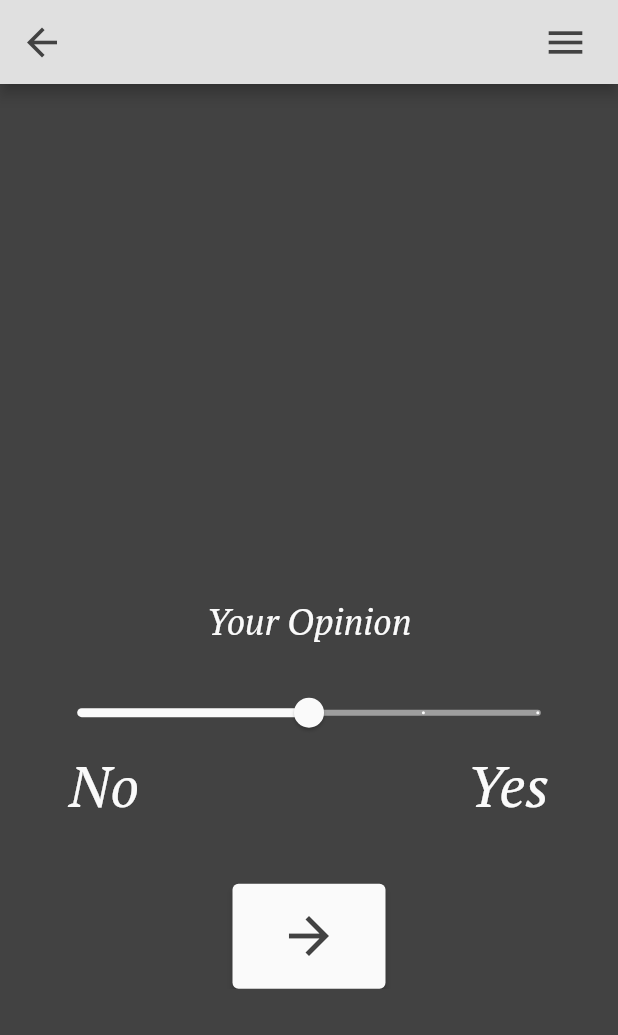
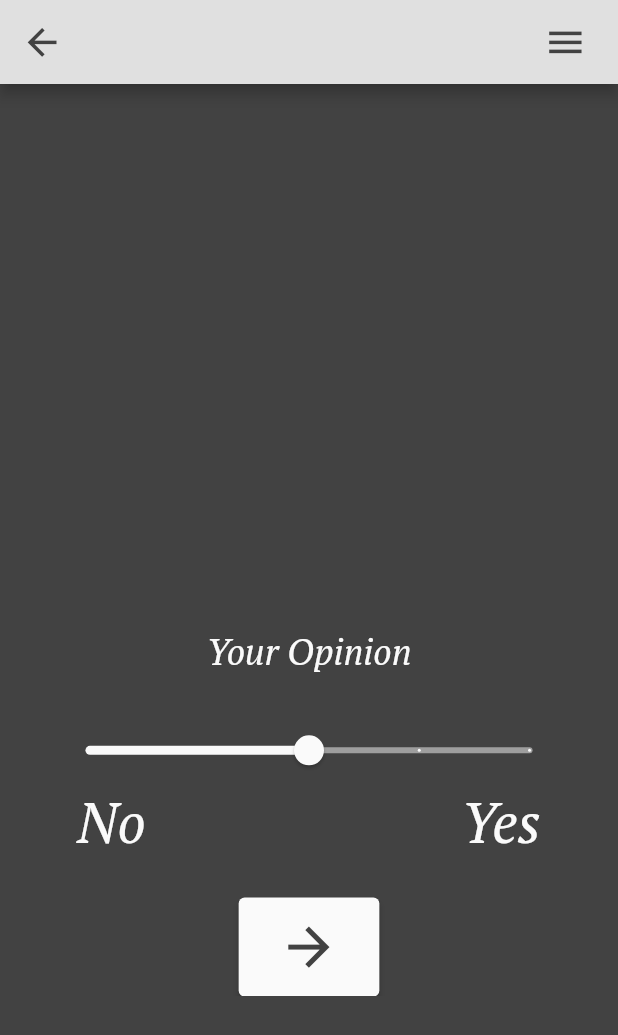
Before and after one commit to Naroooma/the_graey_area, a Flutter app: the QuestionScreen screen opened directly with empty values, on a phone screen of 412 x 824 dp. Shown: the top 1035 px of the screen. Run offline on Flutter 3.47's test engine with Material 2 defaults, Android fonts, the phone set to English and light mode, and no system bars; drawn by our look-alikes of auto_size_text; our stand-ins replace cloud_firestore, firebase_auth, hexcolor; accounts and stored records are empty.

Commit message:
responsive sizing

```diff
--- a/lib/screens/question_screen.dart
+++ b/lib/screens/question_screen.dart
@@ -54,14 +54,15 @@ class _QuestionScreenState extends State<QuestionScreen> {
     }
   }
 
-  Widget answerTile(_screenSize, questionId) {
+  Widget answerTile(_screenSize, questionId, context) {
     return Container(
       key: ValueKey<String>(text),
       child: Column(
         children: [
           ReqAutoText(text, _screenSize, _screenSize.height / 25),
           SizedBox(
-            height: 20,
+            height: (_screenSize.height - MediaQuery.of(context).padding.top) *
+                0.03,
           ),
           Slider(
             min: 0,
@@ -78,26 +79,37 @@ class _QuestionScreenState extends State<QuestionScreen> {
             inactiveColor: Theme.of(context).accentColor.withOpacity(0.5),
           ),
           Container(
-            width: 320,
+            width: _screenSize.width * 0.75,
             child: Row(
               mainAxisAlignment: MainAxisAlignment.spaceBetween,
               children: [
-                ReqAutoText("No", _screenSize, 50),
-                ReqAutoText("Yes", _screenSize, 50)
+                ReqAutoText(
+                    "No",
+                    _screenSize,
+                    (_screenSize.height - MediaQuery.of(context).padding.top) *
+                        0.06),
+                ReqAutoText(
+                    "Yes",
+                    _screenSize,
+                    (_screenSize.height - MediaQuery.of(context).padding.top) *
+                        0.06),
               ],
             ),
           ),
           SizedBox(
-            height: 40,
-          ),
+              height:
+                  (_screenSize.height - MediaQuery.of(context).padding.top) *
+                      0.03),
           ElevatedButton(
             child: Container(
-              height: 70,
-              width: 70,
+              height:
+                  (_screenSize.height - MediaQuery.of(context).padding.top) *
+                      0.08,
+              width: _screenSize.width * 0.15,
               child: Icon(
                 Icons.arrow_forward,
                 color: Theme.of(context).primaryColor,
-                size: 40,
+                size: _screenSize.width * 0.1,
               ),
             ),
             style: ButtonStyle(
@@ -157,6 +169,10 @@ class _QuestionScreenState extends State<QuestionScreen> {
 
   @override
   Widget build(BuildContext context) {
+    var _screenheight =
+        MediaQuery.of(context).size.height - MediaQuery.of(context).padding.top;
+    var _screenwidth = MediaQuery.of(context).size.width;
+
     final question = ModalRoute.of(context).settings.arguments as Question;
     final questionId = question.id;
     var _screenSize = MediaQuery.of(context).size;
@@ -173,37 +189,38 @@ class _QuestionScreenState extends State<QuestionScreen> {
         leading: GestureDetector(
           child: Icon(
             Icons.arrow_back,
-            size: 30,
+            size: _screenheight * 0.035,
             color: Theme.of(context).primaryColor,
           ),
           onTap: () => Navigator.of(context).pop('from back'),
         ),
         actions: [
           GestureDetector(
-            child: Icon(Icons.menu, size: 30), // change this size and style
+            child: Icon(Icons.menu,
+                size: _screenheight * 0.035), // change this size and style
             onTap: () => _scaffoldKey.currentState.openEndDrawer(),
           ),
           SizedBox(
-            width: 20,
+            width: _screenheight * 0.025,
           ),
         ],
       ),
       endDrawer: AppDrawer(context),
       body: Center(
         child: Padding(
-          padding: EdgeInsets.all(_screenSize.width / 15),
+          padding: EdgeInsets.all(_screenwidth * 0.08),
           child: Column(
             children: [
-              ReqAutoText(question.text, _screenSize, _screenSize.height / 3),
+              ReqAutoText(question.text, _screenSize, _screenheight * 0.35),
               SizedBox(
-                height: 40,
+                height: _screenheight * 0.05,
               ),
               searching
                   ? PartnerSearcher(questionId, userOpinion, partnerOpinion)
                   : AnimatedSwitcher(
                       duration: const Duration(milliseconds: 500),
                       transitionBuilder: slideAnimation,
-                      child: answerTile(_screenSize, questionId)),
+                      child: answerTile(_screenSize, questionId, context)),
             ],
           ),
         ),
--- a/lib/widgets/category/category_list_button.dart
+++ b/lib/widgets/category/category_list_button.dart
@@ -54,7 +54,7 @@ class _CategoryListButtonState extends State<CategoryListButton> {
                 style: TextStyle(
                   color: Theme.of(context).accentColor,
                   fontFamily: "PT_Serif",
-                  fontSize: 100, // max size,
+                  fontSize: _screenheight * 1, // max size (fits to boundaries)
                 ),
               ),
             ),
```
Also changed, not shown: lib/screens/active_chats_screen.dart (+69 -43 lines), lib/screens/chat_screen.dart (+8 -6 lines), lib/screens/questions_chats_screen.dart (+21 -12 lines), lib/screens/questions_list_screen.dart (+25 -14 lines), lib/widgets/auth_form.dart (deleted, +0 -204 lines), lib/widgets/partner_searcher.dart (+15 -9 lines), lib/widgets/question_tile.dart (+11 -6 lines), lib/widgets/category/category_chip.dart (deleted).
